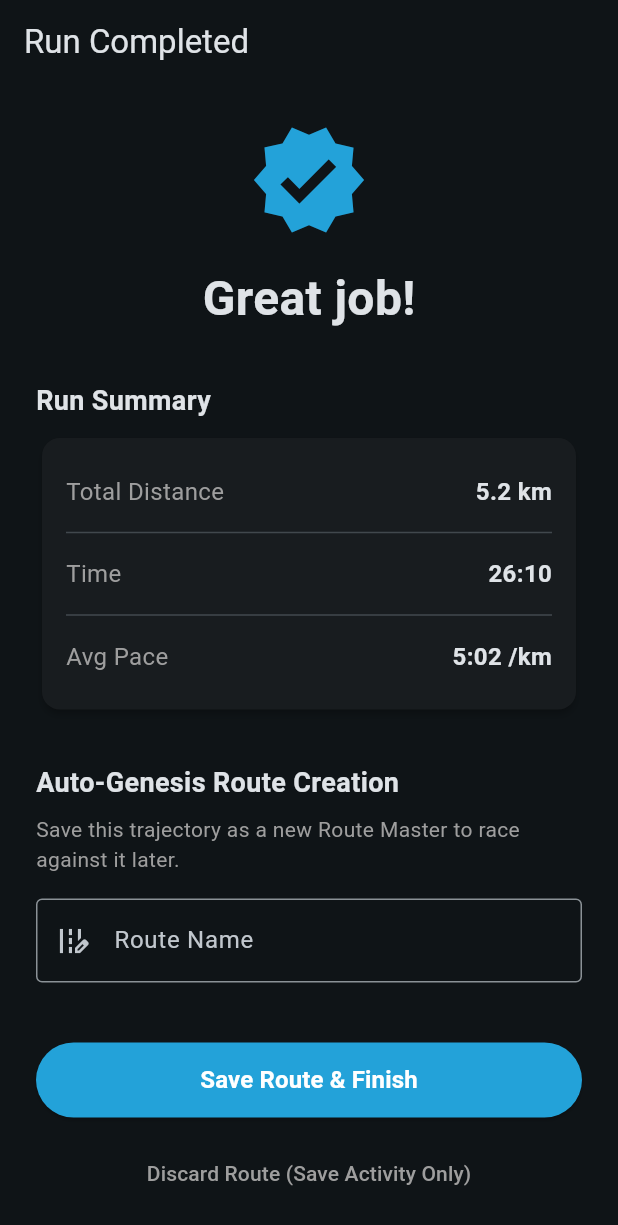
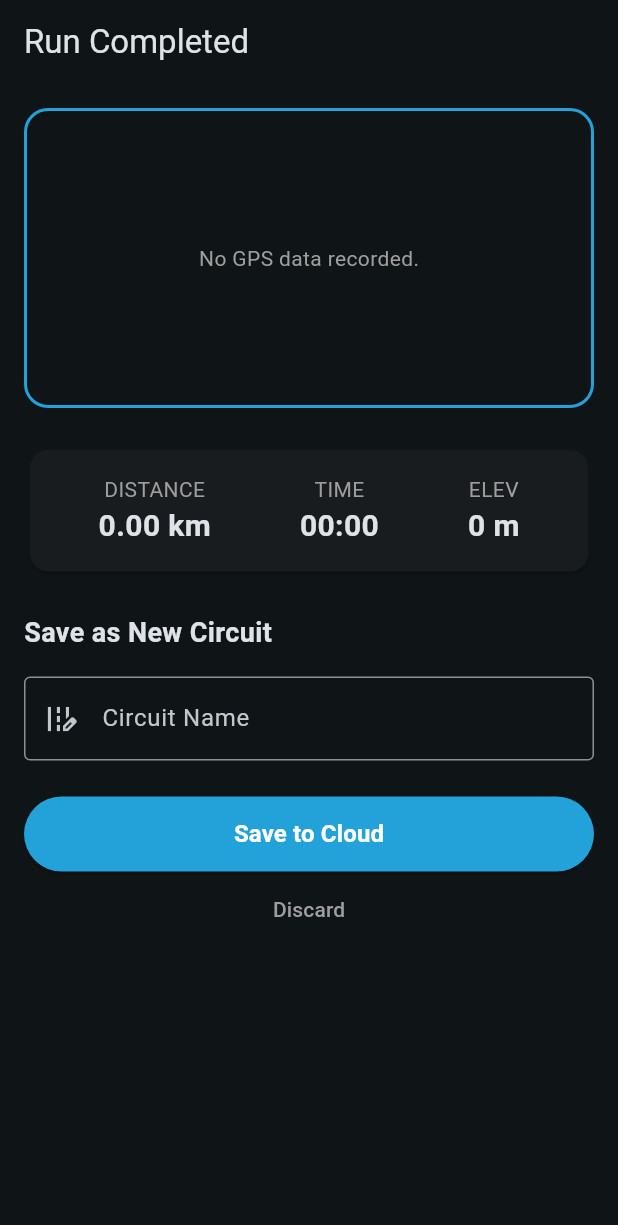
Before and after one commit to franciscomoura4/SelfRival, a Flutter app: the PostRunScreen screen opened by its route, on a phone screen of 412 x 824 dp. Shown: the top 1225 px of the screen. Run offline on Flutter 3.47's test engine with Material 3 defaults, Android fonts, the phone set to English and light mode, and no system bars; our stand-ins replace flutter_riverpod, geolocator, go_router, google_maps_flutter, shared_preferences; accounts and stored records are empty; network calls fail.

Commit message:
users added to firebase and also new post run tracking screen

```diff
--- a/lib/data/models/route_model.dart
+++ b/lib/data/models/route_model.dart
@@ -5,6 +5,7 @@ class RouteMaster {
   final String name;
   final double distance;
   final double personalBestTime;
+  final double elevationGain; // 🟢 NEW: Strava-style altitude!
   final List<LatLng> path;
 
   RouteMaster({
@@ -12,6 +13,7 @@ class RouteMaster {
     required this.name,
     required this.distance,
     required this.personalBestTime,
+    required this.elevationGain,
     required this.path,
   });
 
@@ -24,6 +26,8 @@ class RouteMaster {
       name: json['name'] ?? 'Unnamed Route',
       distance: (json['distance'] as num).toDouble(),
       personalBestTime: (json['personalBestTime'] as num).toDouble(),
+      // Use ?? 0.0 so old runs without elevation don't crash the app!
+      elevationGain: (json['elevationGain'] as num?)?.toDouble() ?? 0.0,
       path: parsedPath,
     );
   }
@@ -33,6 +37,7 @@ class RouteMaster {
       'name': name,
       'distance': distance,
       'personalBestTime': personalBestTime,
+      'elevationGain': elevationGain,
       'path': path.map((p) => {'lat': p.latitude, 'lng': p.longitude}).toList(),
     };
   }
--- a/lib/data/models/user_model.dart
+++ b/lib/data/models/user_model.dart
@@ -2,12 +2,18 @@ class AppUser {
   final String id;
   final String name;
   final String email;
-  final List<String> achievements;
 
-  AppUser({
-    required this.id,
-    required this.name,
-    required this.email,
-    this.achievements = const [],
-  });
+  AppUser({required this.id, required this.name, required this.email});
+
+  factory AppUser.fromJson(Map<dynamic, dynamic> json) {
+    return AppUser(
+      id: json['id'] ?? '',
+      name: json['name'] ?? 'Runner',
+      email: json['email'] ?? '',
+    );
+  }
+
+  Map<String, dynamic> toJson() {
+    return {'name': name, 'email': email};
+  }
 }
--- a/lib/presentation/viewmodels/route_viewmodel.dart
+++ b/lib/presentation/viewmodels/route_viewmodel.dart
@@ -4,14 +4,12 @@ import '../../data/models/route_model.dart';
 import '../../data/rest_repository.dart';
 
 final restRepositoryProvider = Provider((ref) => RestRepository());
+final activePathProvider = StateProvider<List<LatLng>>((ref) => []);
+final targetRouteIdProvider = StateProvider<String?>((ref) => null); // 🟢 Knows if we are racing a Ghost!
 
-// Notice we use AsyncValue here to handle loading states automatically!
 class RouteViewModel extends StateNotifier<AsyncValue<List<RouteMaster>>> {
   final RestRepository _repository;
-
-  RouteViewModel(this._repository) : super(const AsyncValue.loading()) {
-    fetchRoutes();
-  }
+  RouteViewModel(this._repository) : super(const AsyncValue.loading()) { fetchRoutes(); }
 
   Future<void> fetchRoutes() async {
     state = const AsyncValue.loading();
@@ -23,25 +21,20 @@ class RouteViewModel extends StateNotifier<AsyncValue<List<RouteMaster>>> {
     }
   }
 
-  Future<void> saveNewRoute(String name, double distance, double timeInSeconds, List<LatLng> actualPath) async {
+  Future<void> saveNewRoute(String name, double distance, double timeInSeconds, double elevation, List<LatLng> actualPath) async {
     try {
-      final newRoute = RouteMaster(
-        id: '', // Firebase generates this
-        name: name.isEmpty ? 'New Route' : name,
-        distance: distance,
-        personalBestTime: timeInSeconds,
-        path: actualPath,
-      );
+      final newRoute = RouteMaster(id: '', name: name.isEmpty ? 'New Circuit' : name, distance: distance, personalBestTime: timeInSeconds, elevationGain: elevation, path: actualPath);
+      final savedRoute = await _repository.createRoute(newRoute);
+      if (state is AsyncData) state = AsyncValue.data([...state.value!, savedRoute]);
+    } catch (e) { print("Error saving route: $e"); }
+  }
 
-      final savedRoute = await _repository.createRoute(newRoute);
-
-      // Add the new route to the screen immediately
-      if (state is AsyncData) {
-        state = AsyncValue.data([...state.value!, savedRoute]);
-      }
-    } catch (e) {
-      print("Error saving route: $e");
-    }
+  //Update PB in Firebase and refresh state
+  Future<void> updatePersonalBest(String routeId, double newTime) async {
+    try {
+      await _repository.updateRoutePB(routeId, newTime);
+      fetchRoutes(); // Refresh the list so the new PB shows in the menu
+    } catch (e) { print("Error updating PB: $e"); }
   }
 }
 
--- a/lib/presentation/views/post_run_screen.dart
+++ b/lib/presentation/views/post_run_screen.dart
@@ -1,10 +1,16 @@
 import 'package:flutter/material.dart';
 import 'package:flutter_riverpod/flutter_riverpod.dart';
 import 'package:go_router/go_router.dart';
+import 'package:google_maps_flutter/google_maps_flutter.dart';
 import '../viewmodels/route_viewmodel.dart';
+import '../../data/models/route_model.dart';
 
 class PostRunScreen extends ConsumerStatefulWidget {
-  const PostRunScreen({super.key});
+  final double distance;
+  final int time;
+  final double elevation;
+
+  const PostRunScreen({super.key, this.distance = 0.0, this.time = 0, this.elevation = 0.0});
 
   @override
   ConsumerState<PostRunScreen> createState() => _PostRunScreenState();
@@ -19,108 +25,128 @@ class _PostRunScreenState extends ConsumerState<PostRunScreen> {
     super.dispose();
   }
 
-  void _saveRouteAndFinish() {
-    // Call the Auto-Genesis logic in the ViewModel
-    // Hardcoding the distance and time for this test (5.2km, 26m10s)
-    ref.read(routeProvider.notifier).saveNewRoute(
-      _nameController.text,
-      5.2,
-      (26 * 60) + 10.0,
-      [], //missing 4th argument (an empty GPS path for now)
-    );
+  void _saveNewCircuit(List<LatLng> path) {
+    ref.read(routeProvider.notifier).saveNewRoute(_nameController.text, widget.distance, widget.time.toDouble(), widget.elevation, path);
+    ref.read(targetRouteIdProvider.notifier).state = null; // Clear state
+    context.go('/');
+  }
 
-    // Go back to the dashboard
+  void _updatePB(String routeId) {
+    ref.read(routeProvider.notifier).updatePersonalBest(routeId, widget.time.toDouble());
+    ref.read(targetRouteIdProvider.notifier).state = null;
     context.go('/');
   }
 
   @override
   Widget build(BuildContext context) {
+    final path = ref.watch(activePathProvider);
+    final targetRouteId = ref.watch(targetRouteIdProvider);
+    final routes = ref.watch(routeProvider).value ?? [];
+
+    RouteMaster? targetRoute;
+    bool isNewPB = false;
+    double timeDiff = 0.0;
+
+    if (targetRouteId != null) {
+      targetRoute = routes.firstWhere((r) => r.id == targetRouteId);
+      timeDiff = widget.time - targetRoute.personalBestTime;
+      isNewPB = timeDiff < 0;
+    }
+
+    final minutes = (widget.time / 60).floor().toString().padLeft(2, '0');
+    final seconds = (widget.time % 60).toString().padLeft(2, '0');
+
+    LatLngBounds? bounds;
+    if (path.isNotEmpty) {
+      double? minLat, maxLat, minLng, maxLng;
+      for (var point in path) {
+        if (minLat == null || point.latitude < minLat) minLat = point.latitude;
+        if (maxLat == null || point.latitude > maxLat) maxLat = point.latitude;
+        if (minLng == null || point.longitude < minLng) minLng = point.longitude;
+        if (maxLng == null || point.longitude > maxLng) maxLng = point.longitude;
+      }
+      bounds = LatLngBounds(northeast: LatLng(maxLat!, maxLng!), southwest: LatLng(minLat!, minLng!));
+    }
+
     return Scaffold(
-      appBar: AppBar(
-        title: const Text('Run Completed'),
-        automaticallyImplyLeading: false,
-      ),
+      appBar: AppBar(title: const Text('Run Completed'), automaticallyImplyLeading: false),
       body: SingleChildScrollView(
-        padding: const EdgeInsets.all(24.0),
+        padding: const EdgeInsets.all(16.0),
         child: Column(
           crossAxisAlignment: CrossAxisAlignment.start,
           children: [
-            const Center(child: Icon(Icons.verified, size: 80, color: Color(0xFF23A2D9))),
-            const SizedBox(height: 16),
-            const Center(child: Text('Great job!', style: TextStyle(fontSize: 32, fontWeight: FontWeight.bold))),
-            const SizedBox(height: 32),
+            // MAP VISUALIZER
+            Container(
+              height: 200, decoration: BoxDecoration(borderRadius: BorderRadius.circular(16), border: Border.all(color: const Color(0xFF23A2D9), width: 2)), clipBehavior: Clip.antiAlias,
+              child: path.isEmpty
+                  ? const Center(child: Text("No GPS data recorded.", style: TextStyle(color: Colors.grey)))
+                  : GoogleMap(
+                initialCameraPosition: CameraPosition(target: path.first, zoom: 15), zoomControlsEnabled: false,
+                polylines: {Polyline(polylineId: const PolylineId('summary'), points: path, color: const Color(0xFF23A2D9), width: 5)},
+                onMapCreated: (controller) {
+                  controller.setMapStyle('[{"elementType":"geometry","stylers":[{"color":"#212121"}]},{"elementType":"labels.icon","stylers":[{"visibility":"off"}]},{"elementType":"labels.text.fill","stylers":[{"color":"#757575"}]},{"featureType":"road","elementType":"geometry.fill","stylers":[{"color":"#2c2c2c"}]},{"featureType":"water","elementType":"geometry","stylers":[{"color":"#000000"}]}]');
+                  if (bounds != null) Future.delayed(const Duration(milliseconds: 500), () => controller.animateCamera(CameraUpdate.newLatLngBounds(bounds!, 30)));
+                },
+              ),
+            ),
+            const SizedBox(height: 24),
 
-            const Text('Run Summary', style: TextStyle(fontSize: 18, fontWeight: FontWeight.bold)),
-            const SizedBox(height: 8),
+            // STATS
             Card(
-              elevation: 2,
               child: Padding(
                 padding: const EdgeInsets.all(16.0),
-                child: Column(
+                child: Row(
+                  mainAxisAlignment: MainAxisAlignment.spaceAround,
                   children: [
-                    _buildSummaryRow('Total Distance', '5.2 km'),
-                    const Divider(),
-                    _buildSummaryRow('Time', '26:10'),
-                    const Divider(),
-                    _buildSummaryRow('Avg Pace', '5:02 /km'),
+                    Column(children: [const Text('DISTANCE', style: TextStyle(color: Colors.grey)), Text('${widget.distance.toStringAsFixed(2)} km', style: const TextStyle(fontSize: 20, fontWeight: FontWeight.bold))]),
+                    Column(children: [const Text('TIME', style: TextStyle(color: Colors.grey)), Text('$minutes:$seconds', style: const TextStyle(fontSize: 20, fontWeight: FontWeight.bold))]),
+                    Column(children: [const Text('ELEV', style: TextStyle(color: Colors.grey)), Text('${widget.elevation.toStringAsFixed(0)} m', style: const TextStyle(fontSize: 20, fontWeight: FontWeight.bold))]),
                   ],
                 ),
               ),
             ),
-            const SizedBox(height: 32),
+            const SizedBox(height: 24),
 
-            const Text('Auto-Genesis Route Creation', style: TextStyle(fontSize: 18, fontWeight: FontWeight.bold)),
-            const SizedBox(height: 8),
-            const Text(
-              'Save this trajectory as a new Route Master to race against it later.',
-              style: TextStyle(color: Colors.grey),
-            ),
-            const SizedBox(height: 16),
-            TextField(
-              controller: _nameController,
-              decoration: const InputDecoration(
-                border: OutlineInputBorder(),
-                labelText: 'Route Name',
-                hintText: 'e.g., Morning Commute',
-                prefixIcon: Icon(Icons.edit_road),
+            if (targetRoute == null) ...[
+              const Text('Save as New Circuit', style: TextStyle(fontSize: 18, fontWeight: FontWeight.bold)),
+              const SizedBox(height: 16),
+              TextField(controller: _nameController, decoration: const InputDecoration(border: OutlineInputBorder(), labelText: 'Circuit Name', prefixIcon: Icon(Icons.edit_road))),
+              const SizedBox(height: 24),
+              SizedBox(width: double.infinity, height: 50, child: ElevatedButton(style: ElevatedButton.styleFrom(backgroundColor: const Color(0xFF23A2D9), foregroundColor: Colors.white), onPressed: () => _saveNewCircuit(path), child: const Text('Save to Cloud', style: TextStyle(fontSize: 16, fontWeight: FontWeight.bold)))),
+            ] else ...[
+              const Text('Circuit Results', style: TextStyle(fontSize: 22, fontWeight: FontWeight.bold)),
+              const SizedBox(height: 8),
+
+              Text('Target: ${targetRoute!.name}', style: const TextStyle(color: Colors.grey, fontSize: 16)),
+              const SizedBox(height: 16),
+
+              // PB COMPARISON BANNER
+              Container(
+                padding: const EdgeInsets.all(16),
+                decoration: BoxDecoration(color: isNewPB ? Colors.green.withOpacity(0.2) : Colors.red.withOpacity(0.2), borderRadius: BorderRadius.circular(12), border: Border.all(color: isNewPB ? Colors.green : Colors.red)),
+                child: Row(
+                  children: [
+                    Icon(isNewPB ? Icons.emoji_events : Icons.timer_off, color: isNewPB ? Colors.green : Colors.red, size: 32),
+                    const SizedBox(width: 16),
+                    Expanded(child: Text(
+                      isNewPB ? 'NEW PERSONAL BEST!\nYou beat your time by ${timeDiff.abs().toInt()} seconds.' : 'Slower than PB.\nYou were ${timeDiff.toInt()} seconds behind.',
+                      style: TextStyle(color: isNewPB ? Colors.green : Colors.redAccent, fontWeight: FontWeight.bold, fontSize: 16),
+                    )),
+                  ],
+                ),
               ),
-            ),
-            const SizedBox(height: 40),
+              const SizedBox(height: 32),
 
-            SizedBox(
-              width: double.infinity,
-              height: 50,
-              child: ElevatedButton(
-                style: ElevatedButton.styleFrom(backgroundColor: const Color(0xFF23A2D9), foregroundColor: Colors.white),
-                onPressed: _saveRouteAndFinish,
-                child: const Text('Save Route & Finish', style: TextStyle(fontSize: 16, fontWeight: FontWeight.bold)),
-              ),
-            ),
-            const SizedBox(height: 12),
-            SizedBox(
-              width: double.infinity,
-              height: 50,
-              child: TextButton(
-                onPressed: () => context.go('/'),
-                child: const Text('Discard Route (Save Activity Only)', style: TextStyle(color: Colors.grey)),
-              ),
-            )
+              if (isNewPB)
+                SizedBox(width: double.infinity, height: 50, child: ElevatedButton(style: ElevatedButton.styleFrom(backgroundColor: Colors.green, foregroundColor: Colors.white), onPressed: () => _updatePB(targetRoute!.id), child: const Text('Update Cloud PB', style: TextStyle(fontSize: 16, fontWeight: FontWeight.bold))))
+              else
+                SizedBox(width: double.infinity, height: 50, child: ElevatedButton(style: ElevatedButton.styleFrom(backgroundColor: Colors.grey.shade800, foregroundColor: Colors.white), onPressed: () { ref.read(targetRouteIdProvider.notifier).state = null; context.go('/'); }, child: const Text('Save Activity', style: TextStyle(fontSize: 16, fontWeight: FontWeight.bold)))),
+            ],
+
+            SizedBox(width: double.infinity, height: 50, child: TextButton(onPressed: () { ref.read(targetRouteIdProvider.notifier).state = null; context.go('/'); }, child: const Text('Discard', style: TextStyle(color: Colors.grey)))),
           ],
         ),
       ),
     );
   }
-
-  Widget _buildSummaryRow(String label, String value) {
-    return Padding(
-      padding: const EdgeInsets.symmetric(vertical: 8.0),
-      child: Row(
-        mainAxisAlignment: MainAxisAlignment.spaceBetween,
-        children: [
-          Text(label, style: const TextStyle(fontSize: 16, color: Colors.grey)),
-          Text(value, style: const TextStyle(fontSize: 16, fontWeight: FontWeight.bold)),
-        ],
-      ),
-    );
-  }
 }
```
Also changed, not shown: lib/data/rest_repository.dart (+28 -22 lines), lib/presentation/viewmodels/auth_viewmodel.dart (+18 -13 lines), lib/presentation/views/run_screen.dart (added, +146 -0 lines).
